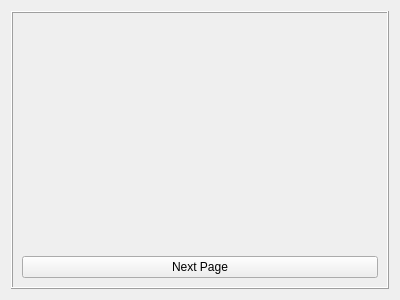
First picture: the form in ui_file/testFrame.ui, repository Bandi11/FM-Hue-test, before the edit.
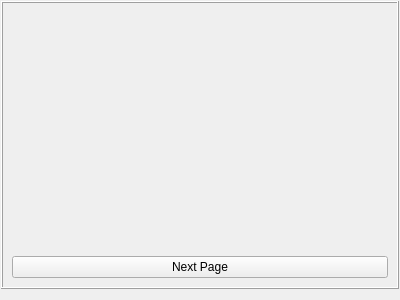
Second picture: the form after the edit.

Commit message: Frame size fixed

The edit to the form file:
```diff
--- a/ui_file/testFrame.ui
+++ b/ui_file/testFrame.ui
@@ -10,12 +10,36 @@
     <height>300</height>
    </rect>
   </property>
+  <property name="sizePolicy">
+   <sizepolicy hsizetype="Expanding" vsizetype="Expanding">
+    <horstretch>0</horstretch>
+    <verstretch>0</verstretch>
+   </sizepolicy>
+  </property>
   <property name="windowTitle">
    <string>Form</string>
   </property>
   <layout class="QGridLayout" name="gridLayout">
+   <property name="leftMargin">
+    <number>1</number>
+   </property>
+   <property name="topMargin">
+    <number>1</number>
+   </property>
+   <property name="rightMargin">
+    <number>1</number>
+   </property>
+   <property name="horizontalSpacing">
+    <number>1</number>
+   </property>
    <item row="0" column="0">
     <widget class="QFrame" name="frame">
+     <property name="sizePolicy">
+      <sizepolicy hsizetype="MinimumExpanding" vsizetype="MinimumExpanding">
+       <horstretch>0</horstretch>
+       <verstretch>0</verstretch>
+      </sizepolicy>
+     </property>
      <property name="frameShape">
       <enum>QFrame::Box</enum>
      </property>
```
The commit also changes 7 other files.
